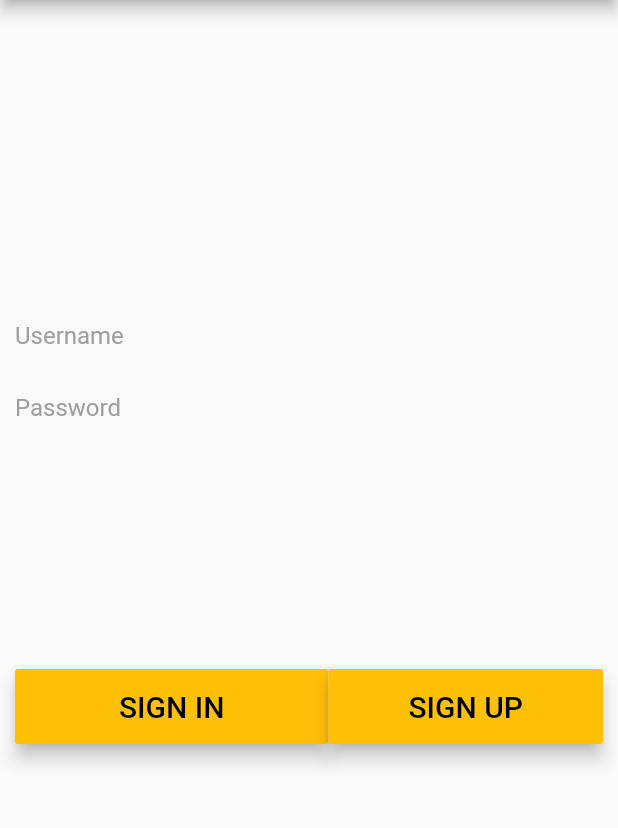
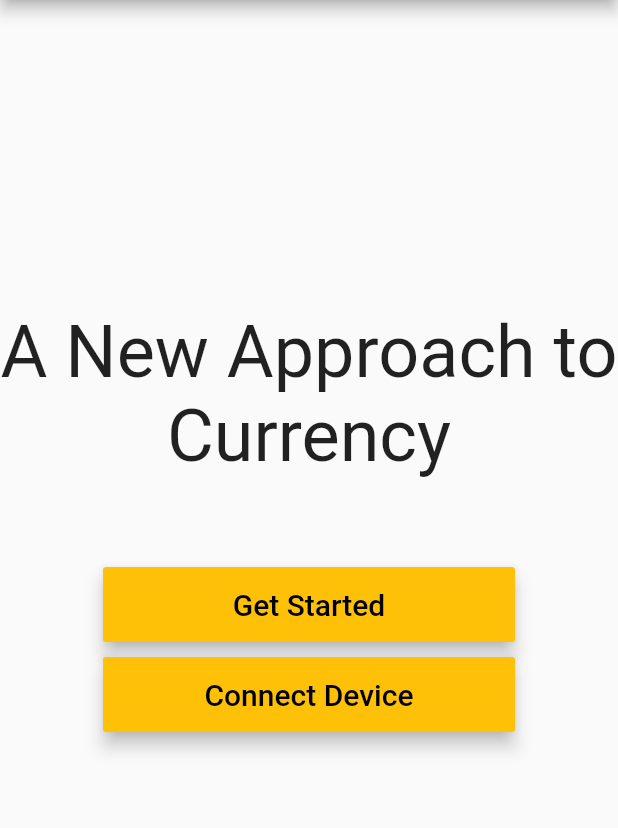
Before and after one commit to gotchoices/MyCHIPs, a Flutter app: the SignInPage screen opened directly, on a phone screen of 412 x 824 dp, the part 84-912 px from its top. Run offline on Flutter 3.47's test engine with Material 2 defaults, Android fonts, the phone set to English and light mode, and no system bars; our stand-ins replace date_format, faker; missing offline and left inert: random_date; network calls fail.

Commit message:
Signin, Serve select and User Info pages

```diff
--- a/app/lib/main.dart
+++ b/app/lib/main.dart
@@ -12,7 +12,7 @@ class MyChips extends StatelessWidget {
   Widget build(BuildContext context) {
     return MaterialApp(
       theme: ThemeData(primaryColor: Color(0xff53ab77)),
-      home: SignInPage(),
+      home: HomePage(),
       // Scaffold(appBar: AppBar(title: Text("MyCHIPs"),),
     );
   }
--- a/app/lib/sign_in.dart
+++ b/app/lib/sign_in.dart
@@ -1,5 +1,7 @@
 import 'package:flutter/material.dart';
 import 'package:flutter/rendering.dart';
+import 'package:flutter_app/user_info.dart';
+import 'tally_list_page.dart';
 
 import 'main.dart';
 
@@ -9,9 +11,6 @@ class SignInPage extends StatefulWidget {
 }
 
 class SignInPageState extends State<SignInPage> {
-  String username = '';
-  String password = '';
-
   @override
   Widget build(BuildContext context) {
     return Scaffold(
@@ -22,60 +21,59 @@ class SignInPageState extends State<SignInPage> {
   }
 
   Widget buildPage() {
-    return Column(children: [createInputs(), createButtons()]);
+    return Center(child: Column(children: [createInputs(), createButtons()]));
   }
 
   Widget createInputs() {
     return Container(
         child: Padding(
-            padding: EdgeInsets.only(top: 200, left: 10, right: 10),
-            child: Column(
-              children: [
-                TextField(
-                  decoration: InputDecoration(
-                      border: InputBorder.none,
-                      hintText: "Username",
-                      hintStyle: TextStyle(color: Colors.grey)),
-                  style: TextStyle(color: Colors.black),
+      padding: EdgeInsets.only(
+        top: (MediaQuery.of(context).size.height / 4),
       ),
-                TextField(
-                  decoration: InputDecoration(
-                      border: InputBorder.none,
-                      hintText: "Password",
-                      hintStyle: TextStyle(color: Colors.grey)),
-                  style: TextStyle(color: Colors.black),
-                )
-              ],
-            )));
+      child: Text(
+        'A New Approach to Currency',
+        style: TextStyle(fontSize: 48),
+        textAlign: TextAlign.center,
+      ),
+    ));
   }
 
   Widget createButtons() {
     return Container(
         child: Padding(
-            padding: EdgeInsets.only(top: 150, left: 10, right: 10),
-            child: Row(children: [
-              Expanded(
-                  flex: 1,
-                  child: MaterialButton(
+            padding: EdgeInsets.only(top: 60, left: 10, right: 10),
+            child: Column(children: [
+              MaterialButton(
                   onPressed: () {
-                        print("validating inputs");
+                    Navigator.push(
+                        context,
+                        new MaterialPageRoute(
+                            builder: (BuildContext context) =>
+                                new UserInfoPage()));
                   },
-                      child: Text('SIGN IN', style: TextStyle(fontSize: 20)),
+                  child: Text('Get Started', style: TextStyle(fontSize: 20)),
                   color: Colors.amber,
                   textColor: Colors.black,
                   elevation: 5,
                   height: 50,
-                      minWidth: (MediaQuery.of(context).size.width) / 2.25)),
+                  minWidth: (MediaQuery.of(context).size.width / 1.5)),
+              Padding(
+                padding: EdgeInsets.only(top: 10),
+              ),
               MaterialButton(
                   onPressed: () {
-                    print("pressed 'request'");
+                    Navigator.push(
+                        context,
+                        new MaterialPageRoute(
+                            builder: (BuildContext context) =>
+                                new TallyListPage()));
                   },
-                  child: Text('SIGN UP', style: TextStyle(fontSize: 20)),
+                  child: Text('Connect Device', style: TextStyle(fontSize: 20)),
                   color: Colors.amber,
                   textColor: Colors.black,
                   elevation: 5,
                   height: 50,
-                  minWidth: (MediaQuery.of(context).size.width) / 2.25)
+                  minWidth: (MediaQuery.of(context).size.width / 1.5))
             ])));
   }
 }
```
Also changed, not shown: app/lib/server_select.dart (+80 -0 lines), app/lib/tally.dart (+2 -5 lines), app/lib/user_info.dart (added, +103 -0 lines). Lines whose indentation alone changed are shown as unchanged.
